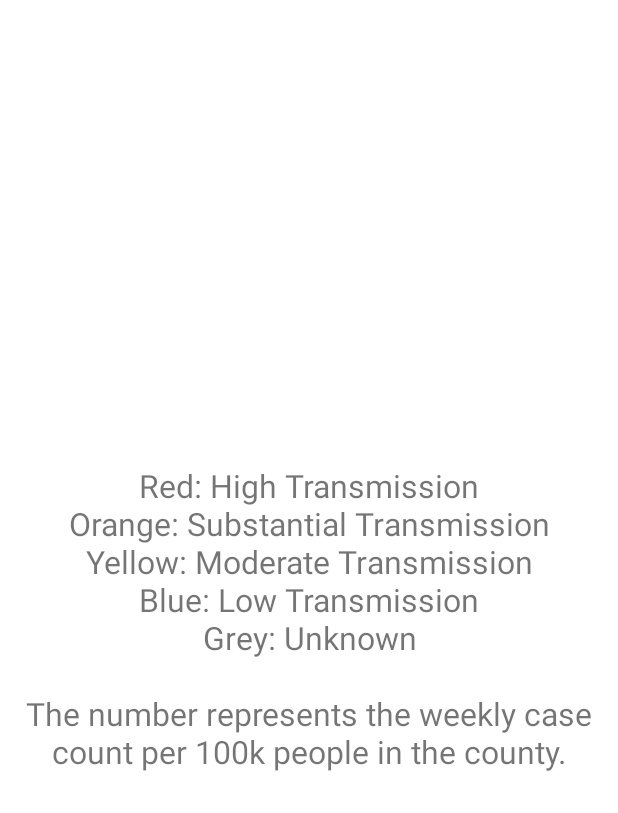
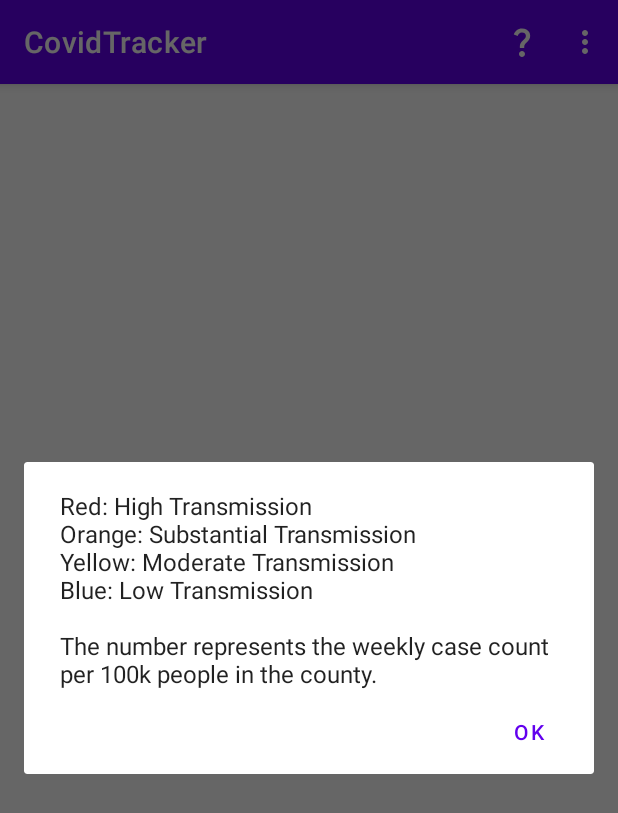
Before and after one commit to kotoriS0/CovidTracker, an Android app: the screen it shows after launch (InfoActivity before the commit, CountyListActivity after it), after a tap on "Item", on a phone screen of 412 x 824 dp. Shown: the top 813 px of the screen. Run offline under Robolectric (Android 15) with nearby library versions, the phone set to English and light mode, and no system bars; 2 statements that could not run were skipped.

Commit message:
dialog pop up for info

```diff
--- a/app/src/main/AndroidManifest.xml
+++ b/app/src/main/AndroidManifest.xml
@@ -16,11 +16,6 @@
         android:theme="@style/Theme.CovidTracker"
         tools:targetApi="31">
         <activity
-            android:name=".InfoActivity"
-            android:exported="false"
-            android:label="@string/title_activity_info"
-            android:theme="@style/Theme.CovidTracker.NoActionBar" />
-        <activity
             android:name=".CountyListActivity"
             android:exported="true">
             <intent-filter>
--- a/app/src/main/java/com/example/covidtracker/CountyListActivity.kt
+++ b/app/src/main/java/com/example/covidtracker/CountyListActivity.kt
@@ -1,5 +1,6 @@
 package com.example.covidtracker
 
+import android.app.ProgressDialog.show
 import android.content.Intent
 import android.icu.text.IDNA
 import android.net.wifi.rtt.CivicLocationKeys.STATE
@@ -79,11 +80,8 @@ class CountyListActivity : AppCompatActivity() {
                 true
             }
             R.id.menuItem_help -> {
-                /* Toast.makeText(this, "Red: High Transmission\nOrange: Substantial Transmission\nYellow: " +
-                        "Moderate Transmission\nBlue: Low Transmission\nGrey: Unknown\n\nThe number represents " +
-                        "the weekly case count per 100k people in the county.", Toast.LENGTH_LONG).show()*/
-                val detailIntent = Intent(this, InfoActivity::class.java)
-                this.startActivity(detailIntent)
+                val infoDialog = InfoDialog()
+                infoDialog.show(supportFragmentManager, "info")
                 true
             }
             else -> super.onOptionsItemSelected(item)
--- a/app/src/main/java/com/example/covidtracker/InfoActivity.kt
+++ /dev/null
@@ -1,19 +0,0 @@
-package com.example.covidtracker
-
-import androidx.appcompat.app.AppCompatActivity
-import android.os.Bundle
-import com.example.covidtracker.databinding.ActivityInfoBinding
-
-class InfoActivity : AppCompatActivity() {
-    private lateinit var binding: ActivityInfoBinding
-
-    override fun onCreate(savedInstanceState: Bundle?) {
-        super.onCreate(savedInstanceState)
-        binding = ActivityInfoBinding.inflate(layoutInflater)
-        setContentView(binding.root)
-
-        binding.textViewInfoActivity.text = "Red: High Transmission\nOrange: Substantial Transmission\nYellow: " +
-                "Moderate Transmission\nBlue: Low Transmission\nGrey: Unknown\n\nThe number represents " +
-                "the weekly case count per 100k people in the county."
-    }
-}
--- /dev/null
+++ b/app/src/main/java/com/example/covidtracker/InfoDialog.kt
@@ -0,0 +1,28 @@
+package com.example.covidtracker
+
+import android.app.Dialog
+import android.content.DialogInterface
+import android.os.Bundle
+import androidx.appcompat.app.AlertDialog
+import androidx.fragment.app.DialogFragment
+import kotlinx.coroutines.NonCancellable.cancel
+import kotlinx.coroutines.NonCancellable.start
+
+class InfoDialog : DialogFragment() {
+
+    override fun onCreateDialog(savedInstanceState: Bundle?): Dialog {
+        return activity?.let {
+            // Use the Builder class for convenient dialog construction
+            val builder = AlertDialog.Builder(it)
+            builder.setMessage("Red: High Transmission\nOrange: Substantial Transmission\nYellow: " +
+                    "Moderate Transmission\nBlue: Low Transmission\n\nThe number represents " +
+                    "the weekly case count per 100k people in the county.")
+                .setNegativeButton("OK",
+                    DialogInterface.OnClickListener { dialog, id ->
+                        // User cancelled the dialog
+                    })
+            // Create the AlertDialog object and return it
+            builder.create()
+        } ?: throw IllegalStateException("Activity cannot be null")
+    }
+}
--- a/app/src/main/res/layout/activity_info.xml
+++ /dev/null
@@ -1,23 +0,0 @@
-<?xml version="1.0" encoding="utf-8"?>
-<androidx.constraintlayout.widget.ConstraintLayout xmlns:android="http://schemas.android.com/apk/res/android"
-    xmlns:app="http://schemas.android.com/apk/res-auto"
-    xmlns:tools="http://schemas.android.com/tools"
-    android:layout_width="match_parent"
-    android:layout_height="match_parent"
-    tools:context=".InfoActivity">
-
-    <TextView
-        android:id="@+id/textView_infoActivity"
-        android:layout_width="wrap_content"
-        android:layout_height="wrap_content"
-        android:layout_marginStart="15dp"
-        android:layout_marginEnd="15dp"
-        android:text="TextView"
-        android:textAlignment="center"
-        android:textSize="21sp"
-        app:layout_constraintBottom_toBottomOf="parent"
-        app:layout_constraintEnd_toEndOf="parent"
-        app:layout_constraintHorizontal_bias="0.5"
-        app:layout_constraintStart_toStartOf="parent"
-        app:layout_constraintTop_toTopOf="parent" />
-</androidx.constraintlayout.widget.ConstraintLayout>
```
